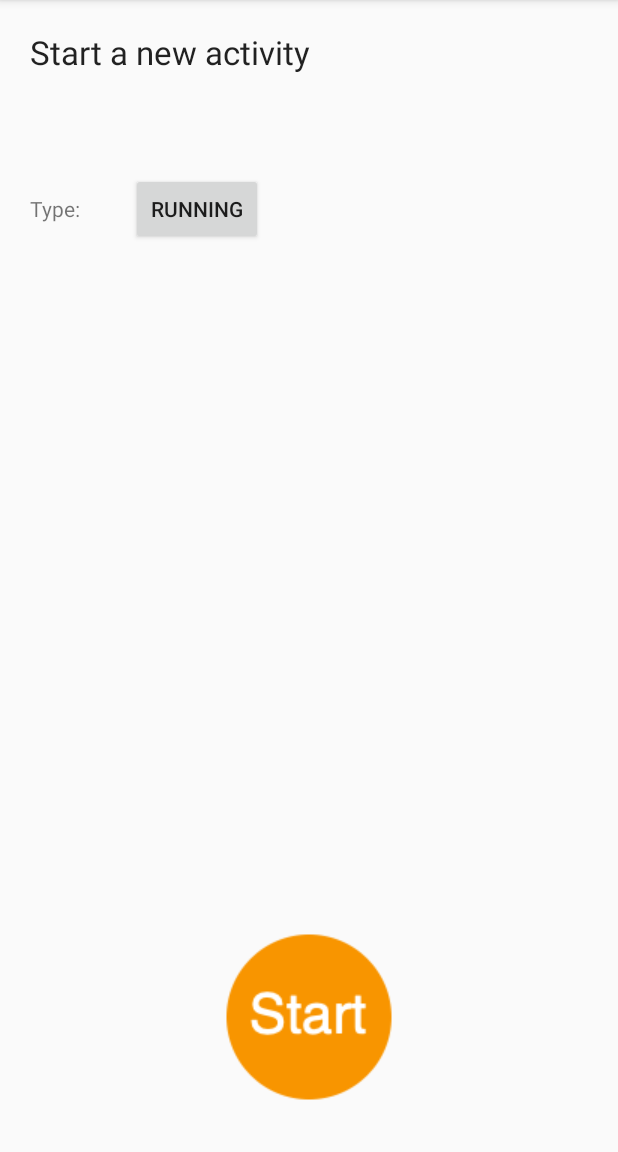
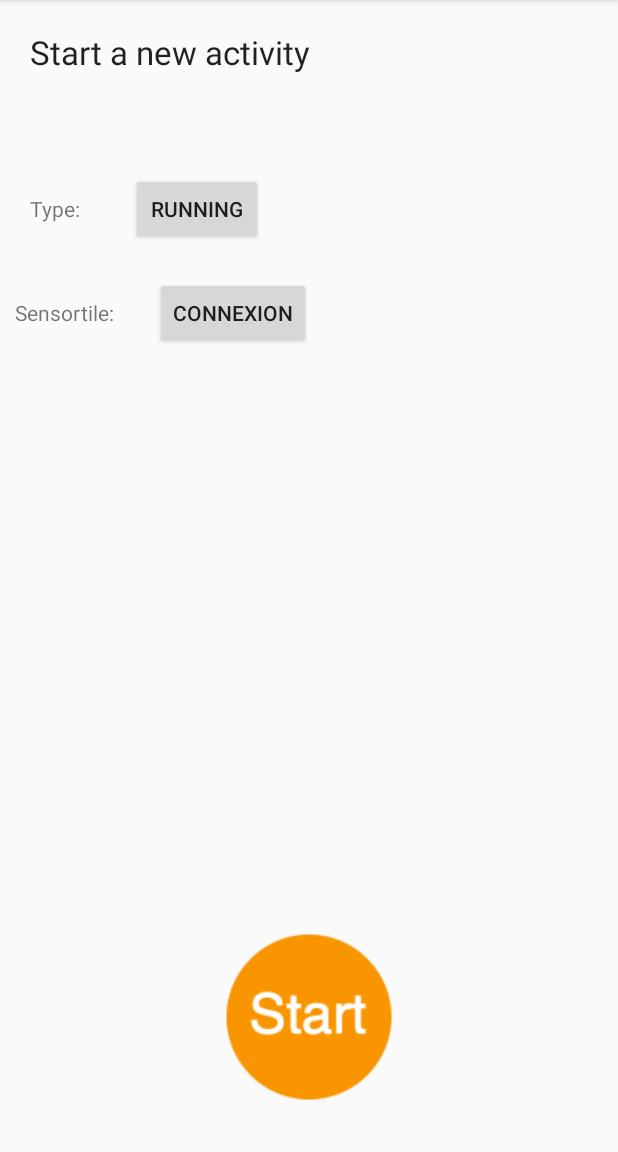
Before and after one commit to dinotuku/INTREK, an Android app: the fragment NewRecordingFragment shown on its own in the app's theme, on a phone screen of 412 x 824 dp, the part 84-1236 px from its top. Run offline under Robolectric (Android 15) with nearby library versions, the phone set to English and light mode, and no system bars.

Commit message:
SDk min -> 18

```diff
--- a/app/build.gradle
+++ b/app/build.gradle
@@ -5,7 +5,7 @@ android {
     buildToolsVersion "29.0.2"
     defaultConfig {
         applicationId "com.example.intrek"
-        minSdkVersion 15
+        minSdkVersion 18
         targetSdkVersion 29
         versionCode 1
         versionName "1.0"
--- a/app/src/main/res/layout/activity_recording_analysis.xml
+++ b/app/src/main/res/layout/activity_recording_analysis.xml
@@ -11,7 +11,6 @@
         android:layout_width="wrap_content"
         android:layout_height="wrap_content"
         android:layout_marginStart="35dp"
-        android:layout_marginLeft="35dp"
         android:layout_marginTop="20dp"
         android:text="Session analysis"
         android:textAppearance="@style/TextAppearance.AppCompat.Large"
@@ -32,7 +31,6 @@
             android:layout_width="wrap_content"
             android:layout_height="wrap_content"
             android:layout_marginStart="10dp"
-            android:layout_marginLeft="10dp"
             android:layout_marginTop="20dp"
             android:text="Duration"
             app:layout_constraintStart_toStartOf="parent"
--- a/app/src/main/res/layout/fragment_new_recording.xml
+++ b/app/src/main/res/layout/fragment_new_recording.xml
@@ -12,7 +12,6 @@
         android:layout_width="wrap_content"
         android:layout_height="wrap_content"
         android:layout_marginStart="20dp"
-        android:layout_marginLeft="20dp"
         android:layout_marginTop="20dp"
         android:text="Start a new activity"
         android:textAppearance="@style/TextAppearance.AppCompat.Large"
@@ -45,11 +44,30 @@
         android:layout_width="wrap_content"
         android:layout_height="wrap_content"
         android:layout_marginStart="30dp"
-        android:layout_marginLeft="30dp"
         android:text="Type"
         app:layout_constraintBottom_toBottomOf="@+id/textView"
         app:layout_constraintStart_toEndOf="@+id/textView"
         app:layout_constraintTop_toTopOf="@+id/textView" />
 
+    <Button
+        android:id="@+id/buttonTile"
+        android:layout_width="wrap_content"
+        android:layout_height="wrap_content"
+        android:layout_marginStart="27dp"
+        android:text="Connexion"
+        app:layout_constraintBottom_toBottomOf="@+id/textTile"
+        app:layout_constraintStart_toEndOf="@+id/textTile"
+        app:layout_constraintTop_toTopOf="@+id/textTile" />
+
+    <TextView
+        android:id="@+id/textTile"
+        android:layout_width="wrap_content"
+        android:layout_height="wrap_content"
+        android:layout_marginStart="10dp"
+        android:layout_marginTop="50dp"
+        android:text="Sensortile:"
+        app:layout_constraintStart_toStartOf="parent"
+        app:layout_constraintTop_toBottomOf="@+id/textView" />
+
 
 </androidx.constraintlayout.widget.ConstraintLayout>
```
